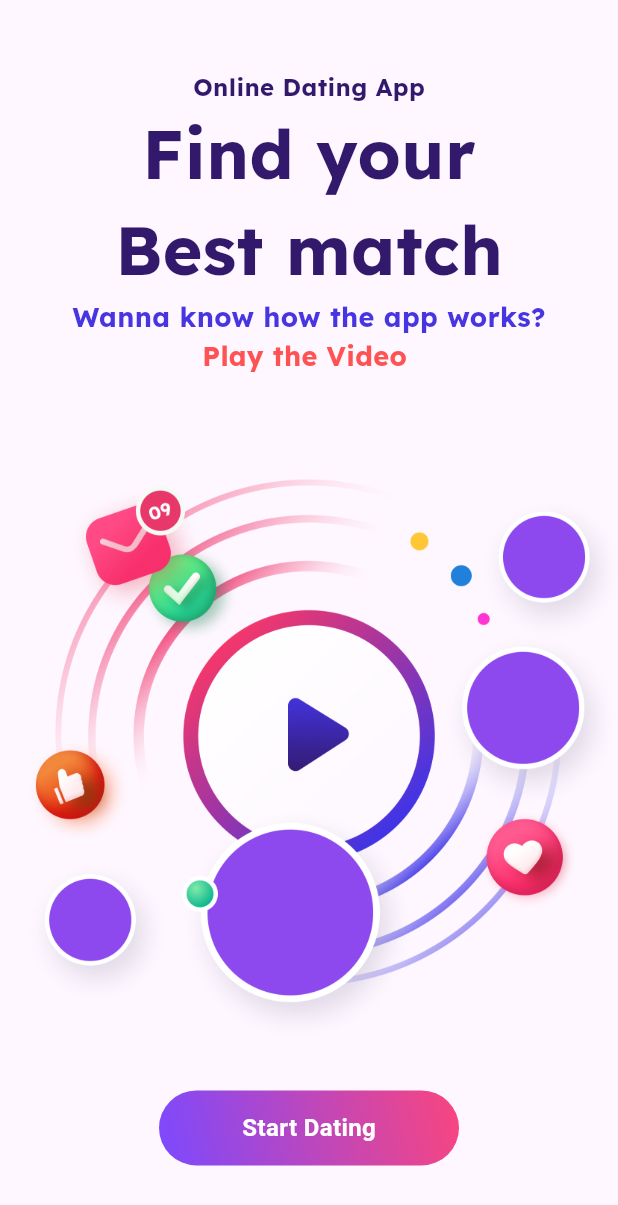
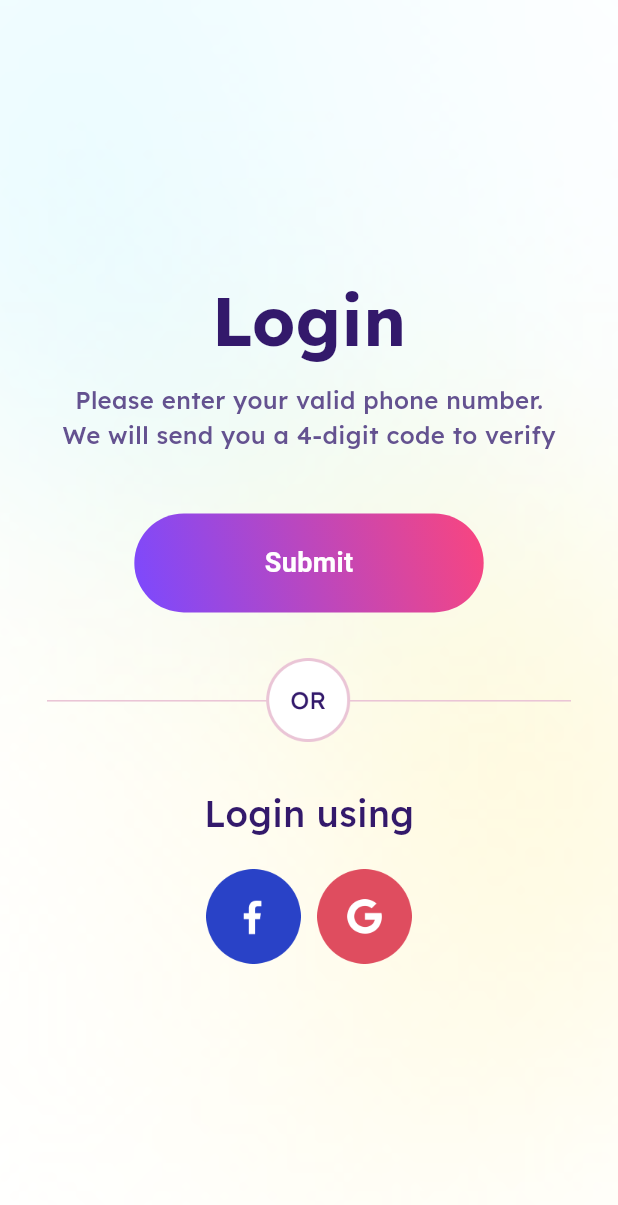
Before and after one commit to Faisal-957/datingapp, a Flutter app: the screen it shows after launch, on a phone screen of 412 x 824 dp. Shown: the top 1205 px of the screen. Run offline on Flutter 3.47's test engine with Material 3 defaults, Android fonts, the phone set to English and light mode, and no system bars; our stand-ins replace flutter_screenutil, google_fonts.

Commit message:
intro screen 3

```diff
--- a/lib/core/widget/custom_buttton.dart
+++ b/lib/core/widget/custom_buttton.dart
@@ -38,7 +38,7 @@ class CustomButtton extends StatelessWidget {
           title,
           style: TextStyle(
             color: textColor ?? Colors.white,
-            fontSize: 16,
+            fontSize: 18,
             fontWeight: FontWeight.bold,
           ),
         ),
--- a/lib/main.dart
+++ b/lib/main.dart
@@ -1,7 +1,9 @@
-import 'package:datingapp/ui/screens/splash_screen/intro_screen/intro2_screen.dart';
-import 'package:datingapp/ui/screens/splash_screen/intro_screen/intro_screen.dart';
+import 'package:datingapp/ui/screens/intro_screen/intro2_screen.dart';
+import 'package:datingapp/ui/screens/intro_screen/intro_screen.dart';
+import 'package:datingapp/ui/screens/intro_screen/intro_screen3.dart';
 import 'package:flutter/material.dart';
 import 'package:datingapp/ui/screens/splash_screen/splash_screen.dart';
+import 'package:flutter_screenutil/flutter_screenutil.dart';
 
 void main() {
   runApp(MyApp());
@@ -12,6 +14,16 @@ class MyApp extends StatelessWidget {
 
   @override
   Widget build(BuildContext context) {
-    return MaterialApp(debugShowCheckedModeBanner: false, home: Intro2Screen());
+    return ScreenUtilInit(
+      designSize: Size(375, 812),
+      minTextAdapt: true,
+      splitScreenMode: true,
+      builder: (context, child) {
+        return MaterialApp(
+          debugShowCheckedModeBanner: false,
+          home: IntroScreen3(),
+        );
+      },
+    );
   }
 }
--- /dev/null
+++ b/lib/ui/screens/intro_screen/intro2_screen.dart
@@ -0,0 +1,44 @@
+import 'package:datingapp/core/constants/string.dart';
+import 'package:datingapp/core/constants/text_style.dart';
+import 'package:datingapp/core/widget/custom_buttton.dart';
+import 'package:flutter/material.dart';
+import 'package:flutter_screenutil/flutter_screenutil.dart';
+
+class Intro2Screen extends StatelessWidget {
+  const Intro2Screen({super.key});
+
+  @override
+  Widget build(BuildContext context) {
+    return Scaffold(
+      body: SingleChildScrollView(
+        child: Column(
+          mainAxisAlignment: MainAxisAlignment.center,
+          crossAxisAlignment: CrossAxisAlignment.center,
+          children: [
+            Text(
+              "Online Dating App",
+              style: style16.copyWith(fontWeight: FontWeight.bold),
+            ),
+
+            Text("Find your", style: style45),
+            Text("Best match", style: style45),
+            Text("Wanna know how the app works?", style: style18),
+            Text(
+              "Play the Video ",
+              style: style18.copyWith(color: Colors.redAccent),
+            ),
+
+            Image.asset("$staticAssets/intro2.png", scale: 3),
+            CustomButtton(
+              title: "Start Dating",
+              onTap: () {},
+              width: 200.w,
+              height: 50.h,
+              borderRadius: 30,
+            ),
+          ],
+        ),
+      ),
+    );
+  }
+}
--- /dev/null
+++ b/lib/ui/screens/intro_screen/intro_screen.dart
@@ -0,0 +1,43 @@
+import 'package:datingapp/core/constants/string.dart';
+import 'package:flutter/material.dart';
+
+class IntroScreen extends StatelessWidget {
+  const IntroScreen({super.key});
+
+  @override
+  Widget build(BuildContext context) {
+    return Scaffold(
+      body: Container(
+        width: double.infinity,
+        height: double.infinity,
+        decoration: BoxDecoration(
+          image: DecorationImage(
+            image: AssetImage("$staticAssets/intro3_bg.png"),
+            fit: BoxFit.cover,
+          ),
+        ),
+        child: Center(
+          child: Stack(
+            children: [
+              Image.asset("$staticAssets/graphics.png"),
+
+              Positioned(
+                top: 220,
+                left: 110,
+                child: Image.asset("$staticAssets/logo2.png", scale: 3.5),
+              ),
+            ],
+          ),
+        ),
+      ),
+      bottomNavigationBar: Padding(
+        padding: const EdgeInsets.only(bottom: 30.0),
+        child: Text(
+          textAlign: TextAlign.center,
+          "Get Started",
+          style: TextStyle(fontSize: 24, fontWeight: FontWeight.bold),
+        ),
+      ),
+    );
+  }
+}
--- /dev/null
+++ b/lib/ui/screens/intro_screen/intro_screen3.dart
@@ -0,0 +1,75 @@
+import 'package:datingapp/core/constants/string.dart';
+import 'package:datingapp/core/constants/text_style.dart';
+import 'package:datingapp/core/widget/custom_buttton.dart';
+import 'package:flutter/material.dart';
+import 'package:flutter_screenutil/flutter_screenutil.dart';
+
+class IntroScreen3 extends StatelessWidget {
+  const IntroScreen3({super.key});
+
+  @override
+  Widget build(BuildContext context) {
+    return Scaffold(
+      body: Container(
+        width: double.infinity,
+        height: double.infinity,
+        decoration: BoxDecoration(
+          image: DecorationImage(
+            image: AssetImage("$staticAssets/intro3_bg.png"),
+            fit: BoxFit.cover,
+          ),
+        ),
+        child: Column(
+          mainAxisAlignment: MainAxisAlignment.center,
+          crossAxisAlignment: CrossAxisAlignment.center,
+          children: [
+            Text("Login", style: style45),
+            10.verticalSpace,
+            Text(
+              "Please enter your valid phone number.",
+              style: style16.copyWith(
+                color: Color(0xFF645290),
+                fontWeight: FontWeight.w500,
+              ),
+            ),
+            Text(
+              "We will send you a 4-digit code to verify",
+              style: style16.copyWith(
+                color: Color(0xFF645290),
+                fontWeight: FontWeight.w500,
+              ),
+            ),
+            40.verticalSpace,
+            CustomButtton(
+              title: "Submit",
+              onTap: () {},
+              width: 212.w,
+              height: 65.h,
+              borderRadius: 80,
+            ),
+
+            30.verticalSpace,
+            Image.asset("$staticAssets/or.png", scale: 4),
+            30.verticalSpace,
+            Text(
+              "Login using",
+              style: style16.copyWith(
+                fontWeight: FontWeight.w500,
+                fontSize: 24,
+              ),
+            ),
+            20.verticalSpace,
+            Row(
+              mainAxisAlignment: MainAxisAlignment.center,
+              children: [
+                Image.asset("$staticAssets/fb.png", scale: 4),
+                10.horizontalSpace,
+                Image.asset("$staticAssets/gmail.png", scale: 4),
+              ],
+            ),
+          ],
+        ),
+      ),
+    );
+  }
+}
--- a/lib/ui/screens/splash_screen/intro_screen/intro2_screen.dart
+++ /dev/null
@@ -1,41 +0,0 @@
-import 'package:datingapp/core/constants/string.dart';
-import 'package:datingapp/core/constants/text_style.dart';
-import 'package:datingapp/core/widget/custom_buttton.dart';
-import 'package:flutter/material.dart';
-
-class Intro2Screen extends StatelessWidget {
-  const Intro2Screen({super.key});
-
-  @override
-  Widget build(BuildContext context) {
-    return Scaffold(
-      body: Column(
-        mainAxisAlignment: MainAxisAlignment.center,
-        crossAxisAlignment: CrossAxisAlignment.center,
-        children: [
-          Text(
-            "Online Dating App",
-            style: style16.copyWith(fontWeight: FontWeight.bold),
-          ),
-
-          Text("Find your", style: style45),
-          Text("Best match", style: style45),
-          Text("Wanna know how the app works?", style: style18),
-          Text(
-            "Play the Video ",
-            style: style18.copyWith(color: Colors.redAccent),
-          ),
-
-          Image.asset("$staticAssets/intro2.png"),
-          CustomButtton(
-            title: "Start Dating",
-            onTap: () {},
-            width: 200,
-            height: 50,
-            borderRadius: 30,
-          ),
-        ],
-      ),
-    );
-  }
-}
--- a/lib/ui/screens/splash_screen/intro_screen/intro_screen.dart
+++ /dev/null
@@ -1,33 +0,0 @@
-import 'package:datingapp/core/constants/string.dart';
-import 'package:flutter/material.dart';
-
-class IntroScreen extends StatelessWidget {
-  const IntroScreen({super.key});
-
-  @override
-  Widget build(BuildContext context) {
-    return Scaffold(
-      body: Center(
-        child: Stack(
-          children: [
-            Image.asset("$staticAssets/graphics.png"),
-
-            Positioned(
-              top: 220,
-              left: 110,
-              child: Image.asset("$staticAssets/logo2.png", scale: 3.5),
-            ),
-          ],
-        ),
-      ),
-      bottomNavigationBar: Padding(
-        padding: const EdgeInsets.only(bottom: 30.0),
-        child: Text(
-          textAlign: TextAlign.center,
-          "Get Started",
-          style: TextStyle(fontSize: 24, fontWeight: FontWeight.bold),
-        ),
-      ),
-    );
-  }
-}
```
Also changed, not shown: assets/static_assets/Ellipse 255.png (added), assets/static_assets/fb.png (added), assets/static_assets/gmail.png (added), assets/static_assets/intro3_bg.png (added), assets/static_assets/line.png (added), assets/static_assets/or.png (added).
